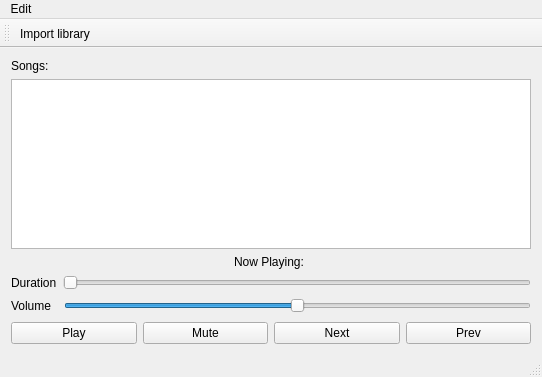
First picture: the form in mixr/player.ui, repository south-west/mixr, before the edit.
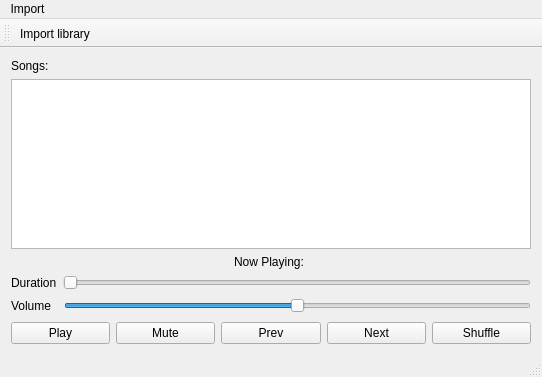
Second picture: the form after the edit. Icons and pictures are not drawn.

The edit to the form file:
```diff
--- a/mixr/player.ui
+++ b/mixr/player.ui
@@ -137,13 +137,6 @@
         </property>
        </widget>
       </item>
-      <item>
-       <widget class="QPushButton" name="nextButton">
-        <property name="text">
-         <string>Next</string>
-        </property>
-       </widget>
-      </item>
       <item>
        <widget class="QPushButton" name="prevButton">
         <property name="text">
@@ -151,6 +144,20 @@
         </property>
        </widget>
       </item>
+      <item>
+       <widget class="QPushButton" name="nextButton">
+        <property name="text">
+         <string>Next</string>
+        </property>
+       </widget>
+      </item>
+      <item>
+       <widget class="QPushButton" name="shuffleButton">
+        <property name="text">
+         <string>Shuffle</string>
+        </property>
+       </widget>
+      </item>
      </layout>
     </item>
    </layout>
@@ -166,7 +173,7 @@
    </property>
    <widget class="QMenu" name="menuFile">
     <property name="title">
-     <string>Edit</string>
+     <string>Import</string>
     </property>
     <addaction name="actionChoose_music_directory"/>
    </widget>
```
